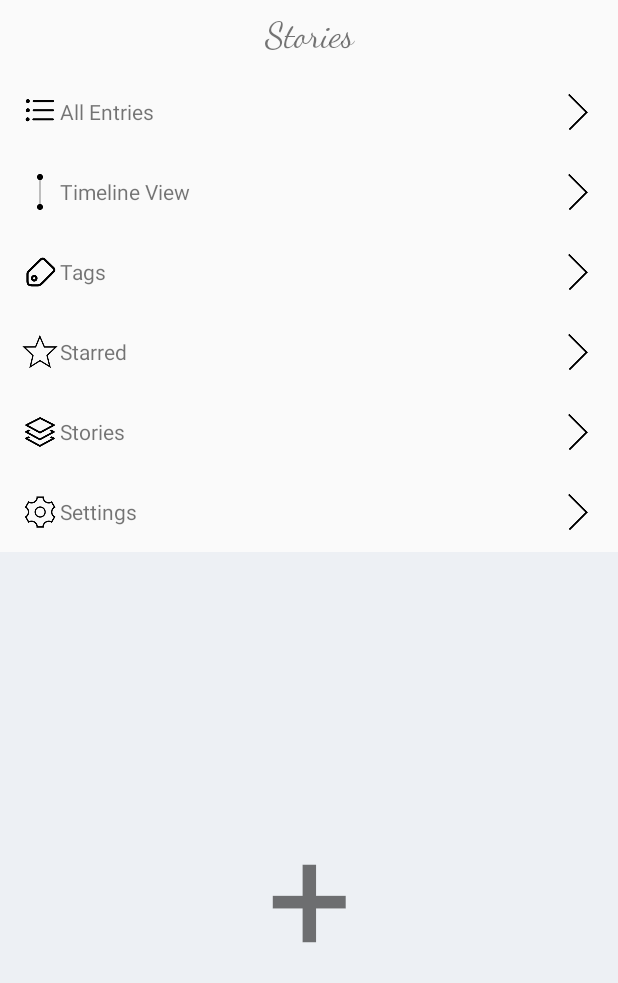
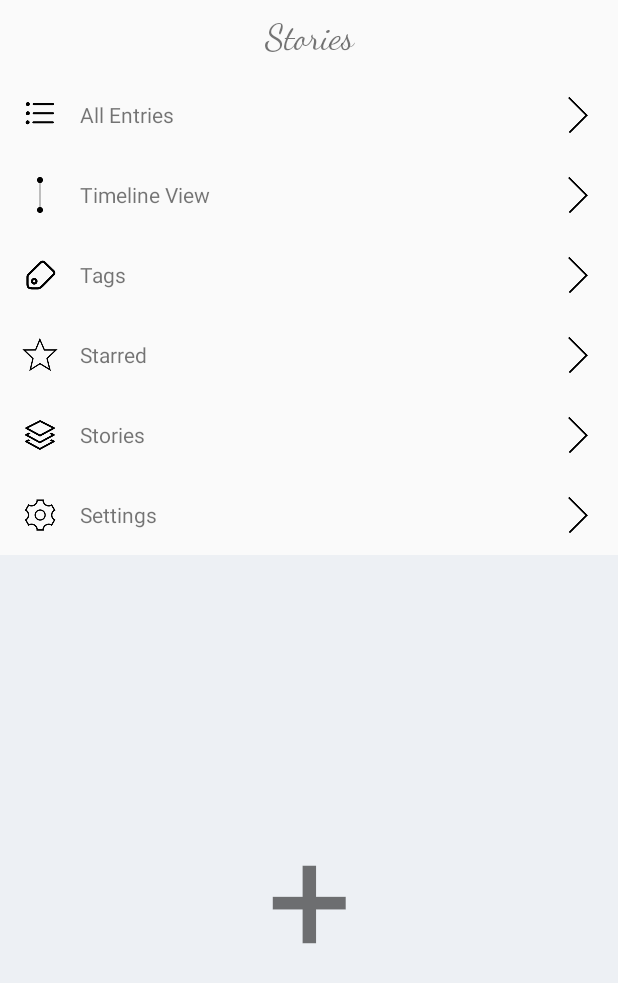
Before and after one commit to Carl26/Cassini, an Android app: the screen it shows after launch (MainActivity), on a phone screen of 412 x 824 dp. Shown: the top 983 px of the screen. Run offline under Robolectric (Android 15) with nearby library versions, the phone set to English and light mode, and no system bars; 8 statements that could not run were skipped.

Commit message:
Changed main activity layout and interaction

```diff
--- a/Cassini/app/src/main/java/org/x/cassini/MainActivity.java
+++ b/Cassini/app/src/main/java/org/x/cassini/MainActivity.java
@@ -1,19 +1,20 @@
 package org.x.cassini;
 
+import android.content.Context;
+import android.content.Intent;
+import android.os.Bundle;
 import android.support.v7.app.AppCompatActivity;
-import android.os.Bundle;
 import android.util.Log;
 import android.view.View;
-import android.widget.ImageView;
+import android.widget.LinearLayout;
 import android.widget.TextView;
-
-import org.w3c.dom.Text;
+import android.widget.Toast;
 
 public class MainActivity extends AppCompatActivity {
 
     private String TAG = "MainPage";
-    private TextView allEntries, timelineView, tags, starred, stories, settings, newEntry;
-    private ImageView allEntriesIcon, timelineViewIcon, tagsIcon, starredIcon, storiesIcon, settingsIcon, goTo1, goTo2, goTo3, goTo4, goTo5, goTo6;
+    private TextView  newEntry;
+    private LinearLayout allEntries, timelineView, tags, starred, stories, settings;
 
     @Override
     protected void onCreate(Bundle savedInstanceState) {
@@ -23,112 +24,108 @@ public class MainActivity extends AppCompatActivity {
         Log.d(TAG, "Entered onCreate");
 
         // initialize various components
+        initLinearLayout();
         initTextView();
-        initImageView();
         findViewById(R.id.mainpage_relative_layout).requestFocus();
 
     }
 
-    private void initTextView(){
+    private void initLinearLayout(){
 
         //all entries
-        allEntries = (TextView) findViewById(R.id.main_all_entries);
+        allEntries = (LinearLayout) findViewById(R.id.main_layout_all_entries);
         allEntries.setOnClickListener(new View.OnClickListener(){
             @Override
             public void onClick(View v){
-                Bundle bundle = new Bundle();
-                bundle.putString("allEntries", (String)allEntries.getText());
                 Intent allEntriesAct = new Intent(getApplication(),AllEntriesActivity.class);
-                allEntriesAct.putExtras(bundle);
             }
         });
 
         //timeline view
-        timelineView = (TextView) findViewById(R.id.main_timeline_view);
+        timelineView = (LinearLayout) findViewById(R.id.main_layout_timeline_view);
         timelineView.setOnClickListener(new View.OnClickListener(){
             @Override
             public void onClick(View v){
-                Bundle bundle = new Bundle();
-                bundle.putString("timelineView", (String)timelineView.getText());
-                Intent timelineViewAct = new Intent(getApplication(),TimelineViewActivity.class);
-                timelineViewAct.putExtras(bundle);
+                Toast myToast = Toast.makeText(
+                        getApplicationContext(),
+                        "The best things are yet to come.",
+                        Toast.LENGTH_LONG
+                );
+                myToast.show();
             }
         });
 
         //tags
-        tags = (TextView) findViewById(R.id.main_tags);
+        tags = (LinearLayout) findViewById(R.id.main_tags);
         tags.setOnClickListener(new View.OnClickListener(){
             @Override
             public void onClick(View v){
-                Bundle bundle = new Bundle();
-                bundle.putString("tags", (String)tags.getText());
-                Intent tagsAct = new Intent(getApplication(),TagsActivity.class);
-                tagsAct.putExtras(bundle);
+                Toast myToast = Toast.makeText(
+                        getApplicationContext(),
+                        "The best things are yet to come.",
+                        Toast.LENGTH_LONG
+                );
+                myToast.show();
             }
         });
 
         //starred
-        starred = (TextView) findViewById(R.id.main_starred);
+        starred = (LinearLayout) findViewById(R.id.main_starred);
         starred.setOnClickListener(new View.OnClickListener(){
             @Override
             public void onClick(View v){
-                Bundle bundle = new Bundle();
-                bundle.putString("starred", (String)starred.getText());
-                Intent starredAct = new Intent(getApplication(),StarredActivity.class);
-                starredAct.putExtras(bundle);
+                Toast myToast = Toast.makeText(
+                        getApplicationContext(),
+                        "The best things are yet to come.",
+                        Toast.LENGTH_LONG
+                );
+                myToast.show();
             }
         });
 
         //stories
-        stories = (TextView) findViewById(R.id.main_stories);
+        stories = (LinearLayout) findViewById(R.id.main_stories);
         stories.setOnClickListener(new View.OnClickListener(){
             @Override
             public void onClick(View v){
-                Bundle bundle = new Bundle();
-                bundle.putString("stories", (String)stories.getText());
-                Intent storiesAct = new Intent(getApplication(),StoriesActivity.class);
-                storiesAct.putExtras(bundle);
+                Toast myToast = Toast.makeText(
+                        getApplicationContext(),
+                        "The best things are yet to come.",
+                        Toast.LENGTH_LONG
+                );
+                myToast.show();
             }
         });
 
         //settings
-        settings = (TextView) findViewById(R.id.main_all_entries);
+        settings = (LinearLayout) findViewById(R.id.main_all_entries);
         settings.setOnClickListener(new View.OnClickListener(){
+
+
             @Override
             public void onClick(View v){
-                Bundle bundle = new Bundle();
-                bundle.putString("settings", (String)settings.getText());
-                Intent settingsAct = new Intent(getApplication(),SettingsActivity.class);
-                settingsAct.putExtras(bundle);
+                Toast myToast = Toast.makeText(
+                        getApplicationContext(),
+                        "The best things are yet to come.",
+                        Toast.LENGTH_LONG
+                );
+                myToast.show();
             }
         });
+
+    }
+
+    private void initTextView(){
 
         //new Entry
         newEntry = (TextView) findViewById(R.id.main_all_entries);
         newEntry.setOnClickListener(new View.OnClickListener(){
             @Override
             public void onClick(View v){
-                Bundle bundle = new Bundle();
-                bundle.putString("newEntry", (String)newEntry.getText());
                 Intent newEntryAct = new Intent(getApplication(),NewEntryActivity.class);
-                newEntryAct.putExtras(bundle);
             }
         });
     }
 
-    private void initImageView(){
-        allEntriesIcon = (ImageView) findViewById(R.id.main_all_entries_icon);
-        timelineViewIcon = (ImageView) findViewById(R.id.main_timeline_view_icon);
-        tagsIcon = (ImageView) findViewById(R.id.main_tags_icon);
-        starredIcon = (ImageView) findViewById(R.id.main_starred_icon);
-        storiesIcon = (ImageView) findViewById(R.id.main_stories_icon);
-        settingsIcon = (ImageView) findViewById(R.id.main_settings);
-        goTo1 = (ImageView) findViewById(R.id.main_goTo1);
-        goTo2 = (ImageView) findViewById(R.id.main_goTo2);
-        goTo3 = (ImageView) findViewById(R.id.main_goTo3);
-        goTo4 = (ImageView) findViewById(R.id.main_goTo4);
-        goTo5 = (ImageView) findViewById(R.id.main_goTo5);
-        goTo6 = (ImageView) findViewById(R.id.main_goTo6);
-    }
 
 }
--- a/Cassini/app/src/main/res/layout/activity_main.xml
+++ b/Cassini/app/src/main/res/layout/activity_main.xml
@@ -11,73 +11,14 @@
     tools:context="org.x.cassini.MainActivity">
 
 
-    <TextView
-        android:id="@+id/main_all_entries"
+    <LinearLayout
         android:layout_width="match_parent"
         android:layout_height="80px"
         android:layout_alignParentEnd="true"
         android:layout_alignParentStart="true"
-        android:layout_alignParentTop="true"
-        android:layout_marginTop="48dp"
-        android:gravity="center_vertical"
-        android:paddingLeft="40dp"
-        android:text="All Entries"
-        android:textSize="14dp" />
-
-    <TextView
-        android:id="@+id/main_timeline_view"
-        android:layout_width="match_parent"
-        android:layout_height="80px"
-        android:gravity="center_vertical"
-        android:paddingLeft="40dp"
-        android:text="Timeline View"
-        android:textSize="14dp"
-        android:layout_below="@+id/main_all_entries"
-        android:layout_alignParentStart="true" />
-
-    <TextView
-        android:id="@+id/main_tags"
-        android:layout_width="match_parent"
-        android:layout_height="80px"
-        android:gravity="center_vertical"
-        android:paddingLeft="40dp"
-        android:text="Tags"
-        android:textSize="14dp"
-        android:layout_below="@+id/main_timeline_view"
-        android:layout_alignParentStart="true" />
-
-    <TextView
-        android:id="@+id/main_starred"
-        android:layout_width="match_parent"
-        android:layout_height="80px"
-        android:gravity="center_vertical"
-        android:paddingLeft="40dp"
-        android:text="Starred"
-        android:textSize="14dp"
-        android:layout_below="@+id/main_tags"
-        android:layout_alignParentStart="true" />
-
-    <TextView
-        android:id="@+id/main_stories"
-        android:layout_width="match_parent"
-        android:layout_height="80px"
-        android:gravity="center_vertical"
-        android:paddingLeft="40dp"
-        android:text="Stories"
-        android:textSize="14dp"
-        android:layout_below="@+id/main_starred"
-        android:layout_alignParentStart="true" />
-
-    <TextView
-        android:id="@+id/main_settings"
-        android:layout_width="match_parent"
-        android:layout_height="80px"
-        android:layout_alignParentStart="true"
-        android:layout_below="@+id/main_stories"
-        android:gravity="center_vertical"
-        android:paddingLeft="40dp"
-        android:text="Settings"
-        android:textSize="14dp" />
+        android:orientation="horizontal"
+        android:layout_below="@id/main_title"
+        android:id="@+id/main_layout_all_entries">
 
         <ImageView
             android:id="@+id/main_all_entries_icon"
@@ -85,119 +26,210 @@
             android:layout_height="80px"
             android:padding="22px"
             android:visibility="visible"
-        app:srcCompat="@drawable/listview"
-        android:layout_alignTop="@+id/main_all_entries"
-        android:layout_alignParentStart="true" />
+            app:srcCompat="@drawable/listview" />
+
+        <TextView
+            android:id="@+id/main_all_entries"
+            android:layout_width="0dp"
+            android:layout_height="80px"
+            android:layout_weight="1"
+            android:gravity="center_vertical"
+            android:paddingLeft="0dp"
+            android:text="All Entries"
+            android:textSize="14dp" />
+
+        <ImageView
+            android:id="@+id/main_goTo2"
+            android:layout_width="80px"
+            android:layout_height="80px"
+            android:padding="20px"
+            android:visibility="visible"
+            app:srcCompat="@drawable/goTo" />
+
+
+    </LinearLayout>
+
+    <LinearLayout
+        android:layout_width="match_parent"
+        android:layout_height="80px"
+        android:layout_alignParentEnd="true"
+        android:layout_alignParentStart="true"
+        android:layout_below="@id/main_layout_all_entries"
+        android:orientation="horizontal"
+        android:id="@+id/main_layout_timeline_view">
 
         <ImageView
             android:id="@+id/main_timeline_view_icon"
             android:layout_width="80px"
             android:layout_height="80px"
-        android:layout_alignParentStart="true"
-        android:layout_below="@+id/main_all_entries"
             android:padding="22px"
             android:visibility="visible"
             app:srcCompat="@drawable/timelineview" />
+
+        <TextView
+            android:id="@+id/main_timeline_view"
+            android:layout_width="0dp"
+            android:layout_height="80px"
+            android:layout_weight="1"
+            android:gravity="center_vertical"
+            android:paddingLeft="0dp"
+            android:text="Timeline View"
+            android:textSize="14dp" />
+
+        <ImageView
+            android:id="@+id/main_goTo1"
+            android:layout_width="80px"
+            android:layout_height="80px"
+            android:padding="20px"
+            android:visibility="visible"
+            app:srcCompat="@drawable/goTo" />
+
+    </LinearLayout>
+
+    <LinearLayout
+        android:id="@+id/main_layout_tags"
+        android:layout_width="match_parent"
+        android:layout_height="80px"
+        android:orientation="horizontal"
+        android:layout_below="@id/main_layout_timeline_view"
+        android:layout_alignParentStart="true"
+        android:layout_alignParentEnd="true">
 
         <ImageView
             android:id="@+id/main_tags_icon"
             android:layout_width="80px"
             android:layout_height="80px"
-        android:layout_alignParentStart="true"
-        android:layout_below="@+id/main_timeline_view"
             android:padding="23px"
             android:visibility="visible"
             app:srcCompat="@drawable/tag" />
+
+        <TextView
+            android:id="@+id/main_tags"
+            android:layout_width="0dp"
+            android:layout_height="80px"
+            android:layout_weight="1"
+            android:gravity="center_vertical"
+            android:paddingLeft="0dp"
+            android:text="Tags"
+            android:textSize="14dp" />
+
+        <ImageView
+            android:id="@+id/main_goTo3"
+            android:layout_width="80px"
+            android:layout_height="80px"
+            android:padding="20px"
+            android:visibility="visible"
+            app:srcCompat="@drawable/goTo" />
+    </LinearLayout>
+
+    <LinearLayout
+        android:id="@+id/main_layout_starred"
+        android:layout_width="match_parent"
+        android:layout_height="80px"
+        android:layout_alignParentEnd="true"
+        android:layout_alignParentStart="true"
+        android:layout_below="@id/main_layout_tags"
+        android:orientation="horizontal">
 
         <ImageView
             android:id="@+id/main_starred_icon"
             android:layout_width="80px"
             android:layout_height="80px"
-        android:layout_alignParentStart="true"
-        android:layout_below="@+id/main_tags"
             android:padding="22px"
             android:visibility="visible"
             app:srcCompat="@drawable/star_empty" />
+
+        <TextView
+            android:id="@+id/main_starred"
+            android:layout_width="0dp"
+            android:layout_height="80px"
+            android:layout_weight="1"
+            android:gravity="center_vertical"
+            android:paddingLeft="0dp"
+            android:text="Starred"
+            android:textSize="14dp" />
+
+        <ImageView
+            android:id="@+id/main_goTo4"
+            android:layout_width="80px"
+            android:layout_height="80px"
+            android:padding="20px"
+            android:visibility="visible"
+            app:srcCompat="@drawable/goTo" />
+    </LinearLayout>
+
+    <LinearLayout
+        android:id="@+id/main_layout_stories"
+        android:layout_width="match_parent"
+        android:layout_height="80px"
+        android:layout_alignParentEnd="true"
+        android:layout_alignParentStart="true"
+        android:layout_below="@id/main_layout_starred"
+        android:orientation="horizontal">
 
         <ImageView
             android:id="@+id/main_stories_icon"
             android:layout_width="80px"
             android:layout_height="80px"
-        android:layout_alignParentStart="true"
-        android:layout_below="@+id/main_starred"
             android:padding="22px"
             android:visibility="visible"
             app:srcCompat="@drawable/story" />
 
+        <TextView
+            android:id="@+id/main_stories"
+            android:layout_width="0dp"
+            android:layout_height="80px"
+            android:layout_weight="1"
+            android:gravity="center_vertical"
+            android:paddingLeft="0dp"
+            android:text="Stories"
+            android:textSize="14dp" />
+
         <ImageView
-        android:id="@+id/main_settings"
+            android:id="@+id/main_goTo5"
             android:layout_width="80px"
             android:layout_height="80px"
+            android:padding="20px"
+            android:visibility="visible"
+            app:srcCompat="@drawable/goTo" />
+
+    </LinearLayout>
+
+    <LinearLayout
+        android:id="@+id/main_layout_settings"
+        android:layout_width="match_parent"
+        android:layout_height="80px"
+        android:layout_below="@id/main_layout_stories"
+        android:layout_alignParentEnd="true"
         android:layout_alignParentStart="true"
-        android:layout_below="@+id/main_stories"
+        android:orientation="horizontal">
+
+        <ImageView
+            android:id="@+id/main_settings_icon"
+            android:layout_width="80px"
+            android:layout_height="80px"
             android:padding="23px"
             android:visibility="visible"
             app:srcCompat="@drawable/setting" />
+
+        <TextView
+            android:id="@+id/main_settings"
+            android:layout_width="0dp"
+            android:layout_height="80px"
+            android:layout_weight="1"
+            android:gravity="center_vertical"
+            android:paddingLeft="0dp"
+            android:text="Settings"
+            android:textSize="14dp" />
 
         <ImageView
             android:id="@+id/main_goTo6"
             android:layout_width="80px"
             android:layout_height="80px"
-        android:layout_alignParentEnd="true"
-        android:layout_below="@+id/main_stories"
             android:padding="20px"
             android:visibility="visible"
             app:srcCompat="@drawable/goTo" />
-
-    <ImageView
-        android:id="@+id/main_goTo5"
-        android:layout_width="80px"
-        android:layout_height="80px"
-        android:layout_alignParentEnd="true"
-        android:layout_below="@+id/main_starred"
-        android:padding="20px"
-        android:visibility="visible"
-        app:srcCompat="@drawable/goTo" />
-
-    <ImageView
-        android:id="@+id/main_goTo4"
-        android:layout_width="80px"
-        android:layout_height="80px"
-        android:layout_alignParentEnd="true"
-        android:layout_below="@+id/main_tags"
-        android:padding="20px"
-        android:visibility="visible"
-        app:srcCompat="@drawable/goTo" />
-
-    <ImageView
-        android:id="@+id/main_goTo3"
-        android:layout_width="80px"
-        android:layout_height="80px"
-        android:layout_alignParentEnd="true"
-        android:layout_below="@+id/main_timeline_view"
-        android:padding="20px"
-        android:visibility="visible"
-        app:srcCompat="@drawable/goTo" />
-
-    <ImageView
-        android:id="@+id/main_goTo2"
-        android:layout_width="80px"
-        android:layout_height="80px"
-        android:layout_alignParentEnd="true"
-        android:layout_below="@+id/main_all_entries"
-        android:padding="20px"
-        android:visibility="visible"
-        app:srcCompat="@drawable/goTo" />
-
-    <ImageView
-        android:id="@+id/main_goTo1"
-        android:layout_width="80px"
-        android:layout_height="80px"
-        android:layout_alignParentEnd="true"
-        android:layout_alignTop="@+id/main_all_entries"
-        android:padding="20px"
-        android:visibility="visible"
-        app:srcCompat="@drawable/goTo" />
+    </LinearLayout>
 
     <TextView
         android:id="@+id/main_new_entry"
@@ -207,21 +239,20 @@
         android:textSize="100dp"
         android:gravity="center"
         android:background="#edf0f4"
-        android:layout_below="@+id/main_settings"
+        android:layout_below="@id/main_layout_settings"
         android:layout_alignParentStart="true"
         android:layout_alignParentBottom="true" />
 
     <TextView
         android:id="@+id/main_title"
         android:layout_width="wrap_content"
-        android:layout_height="wrap_content"
+        android:layout_height="50dp"
         android:layout_alignParentStart="true"
         android:layout_alignParentTop="true"
         android:text="Stories"
         android:gravity="center"
         android:fontFamily="cursive"
         android:textSize="24dp"
-        android:layout_alignParentEnd="true"
-        android:layout_above="@+id/main_all_entries_icon" />
+        android:layout_alignParentEnd="true"/>
 
 </RelativeLayout>
```
Lines whose indentation alone changed are shown as unchanged.
